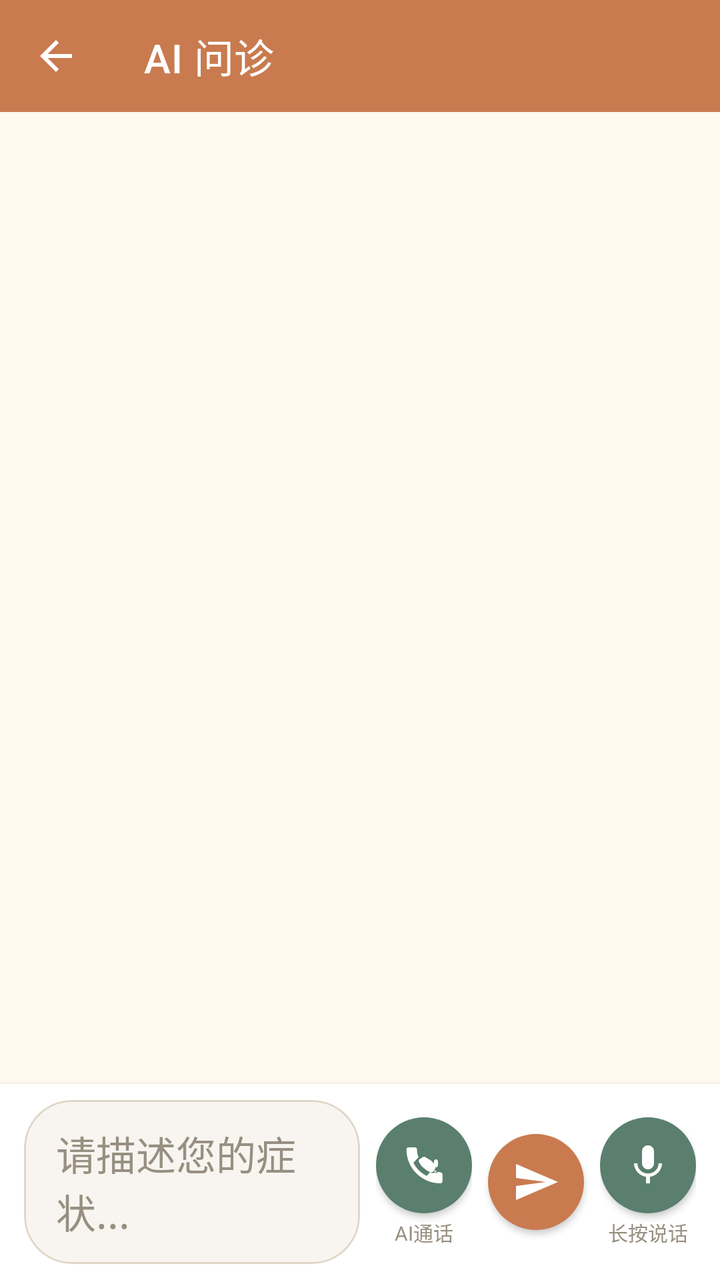
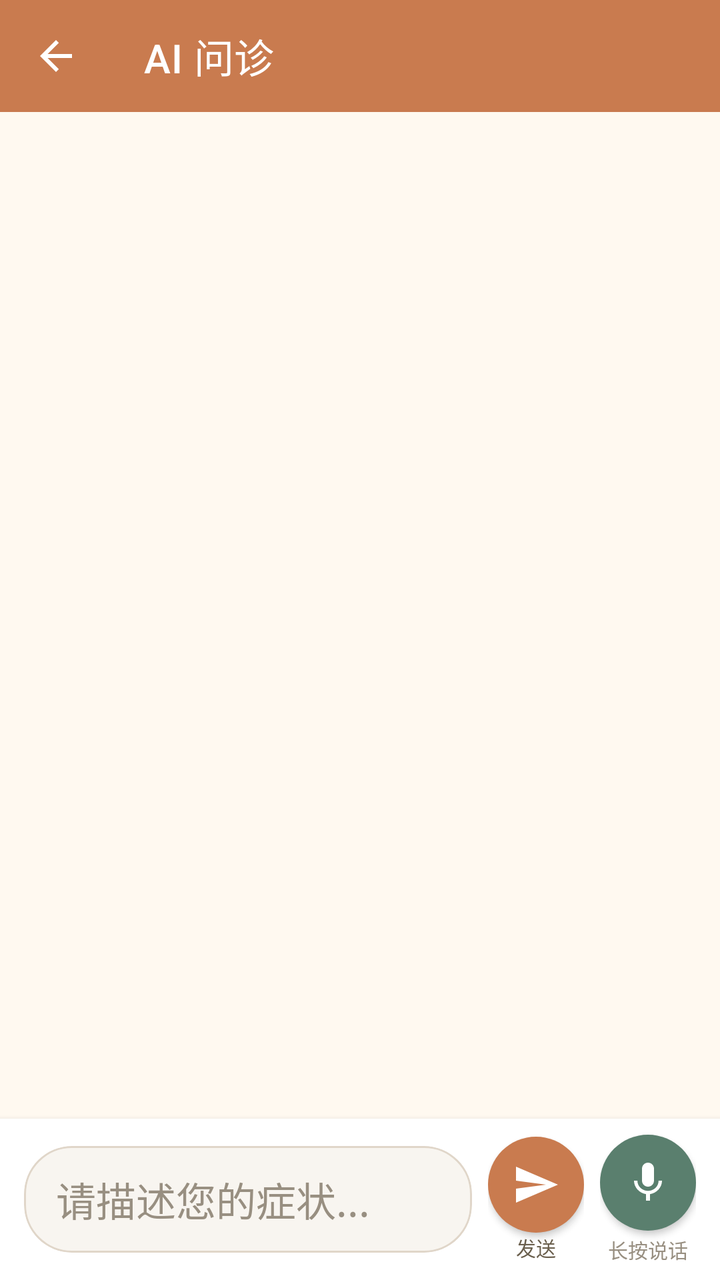

Screens rendered from an Android XML layout before and after an edit, with the pre-edit source and the edit as a unified diff.
<!-- AndroidManifest.xml: application theme Theme.YinFuApp -->
<!-- res/layout/fragment_ai_diagnosis.xml -->
<?xml version="1.0" encoding="utf-8"?>
<LinearLayout
    xmlns:android="http://schemas.android.com/apk/res/android"
    xmlns:app="http://schemas.android.com/apk/res-auto"
    android:layout_width="match_parent"
    android:layout_height="match_parent"
    android:orientation="vertical"
    android:background="@color/bg_page">

    <com.google.android.material.appbar.MaterialToolbar
        android:id="@+id/toolbar"
        android:layout_width="match_parent"
        android:layout_height="?attr/actionBarSize"
        android:background="@color/primary"
        app:navigationIcon="@drawable/back"
        app:navigationIconTint="@color/white"
        app:title="@string/ai_diagnosis"
        app:titleTextColor="@color/white"/>

    <androidx.recyclerview.widget.RecyclerView
        android:id="@+id/chat_recycler_view"
        android:layout_width="match_parent"
        android:layout_height="0dp"
        android:layout_weight="1"
        android:paddingHorizontal="@dimen/spacing_md"
        android:paddingBottom="@dimen/spacing_sm"/>

    <LinearLayout
        android:layout_width="match_parent"
        android:layout_height="wrap_content"
        android:orientation="horizontal"
        android:paddingHorizontal="12dp"
        android:paddingVertical="8dp"
        android:background="@color/card_background"
        android:elevation="4dp"
        android:gravity="center_vertical">

        <com.google.android.material.card.MaterialCardView
            android:layout_width="0dp"
            android:layout_height="wrap_content"
            android:layout_weight="1"
            app:cardBackgroundColor="@color/bg_light"
            app:cardCornerRadius="24dp"
            app:cardElevation="0dp"
            app:strokeWidth="1dp"
            app:strokeColor="@color/border">

            <EditText
                android:id="@+id/message_input"
                android:layout_width="match_parent"
                android:layout_height="wrap_content"
                android:paddingHorizontal="16dp"
                android:paddingVertical="12dp"
                android:textSize="@dimen/font_size_md"
                android:textColor="@color/text_primary"
                android:textColorHint="@color/text_hint"
                android:hint="请描述您的症状..."
                android:background="@android:color/transparent"
                android:inputType="textMultiLine"
                android:maxLines="4"
                android:minLines="1"/>

        </com.google.android.material.card.MaterialCardView>

        <LinearLayout
            android:id="@+id/call_button_container"
            android:layout_width="wrap_content"
            android:layout_height="wrap_content"
            android:layout_marginStart="8dp"
            android:orientation="vertical"
            android:gravity="center">

            <com.google.android.material.button.MaterialButton
                android:id="@+id/call_button"
                android:layout_width="48dp"
                android:layout_height="48dp"
                android:insetTop="0dp"
                android:insetBottom="0dp"
                app:icon="@drawable/ic_phone"
                app:iconGravity="textStart"
                app:iconPadding="0dp"
                app:iconSize="24dp"
                app:backgroundTint="@color/success"
                app:cornerRadius="24dp"/>

            <TextView
                android:id="@+id/call_hint"
                android:layout_width="wrap_content"
                android:layout_height="wrap_content"
                android:layout_marginTop="2dp"
                android:text="AI通话"
                android:textSize="10sp"
                android:textColor="@color/text_hint"
                android:visibility="visible"/>

        </LinearLayout>

        <com.google.android.material.button.MaterialButton
            android:id="@+id/send_button"
            android:layout_width="48dp"
            android:layout_height="48dp"
            android:layout_marginStart="8dp"
            android:insetTop="0dp"
            android:insetBottom="0dp"
            app:icon="@drawable/send_message"
            app:iconGravity="textStart"
            app:iconPadding="0dp"
            app:iconSize="24dp"
            app:backgroundTint="@color/primary"
            app:cornerRadius="24dp"/>

        <LinearLayout
            android:id="@+id/voice_button_container"
            android:layout_width="wrap_content"
            android:layout_height="wrap_content"
            android:layout_marginStart="8dp"
            android:orientation="vertical"
            android:gravity="center">

            <com.google.android.material.button.MaterialButton
                android:id="@+id/voice_button"
                android:layout_width="48dp"
                android:layout_height="48dp"
                android:insetTop="0dp"
                android:insetBottom="0dp"
                app:icon="@drawable/ic_mic"
                app:iconGravity="textStart"
                app:iconPadding="0dp"
                app:iconSize="24dp"
                app:backgroundTint="@color/secondary"
                app:cornerRadius="24dp"/>

            <TextView
                android:id="@+id/voice_hint"
                android:layout_width="wrap_content"
                android:layout_height="wrap_content"
                android:layout_marginTop="2dp"
                android:text="长按说话"
                android:textSize="10sp"
                android:textColor="@color/text_hint"
                android:visibility="visible"/>

        </LinearLayout>

    </LinearLayout>

    <LinearLayout
        android:id="@+id/call_status_container"
        android:layout_width="match_parent"
        android:layout_height="wrap_content"
        android:orientation="horizontal"
        android:paddingHorizontal="16dp"
        android:paddingVertical="12dp"
        android:background="@color/success"
        android:gravity="center"
        android:visibility="gone">

        <View
            android:id="@+id/call_indicator"
            android:layout_width="12dp"
            android:layout_height="12dp"
            android:background="@drawable/circle"/>

        <TextView
            android:id="@+id/call_status_text"
            android:layout_width="wrap_content"
            android:layout_height="wrap_content"
            android:layout_marginStart="8dp"
            android:text="通话中..."
            android:textColor="@color/white"
            android:textSize="14sp"/>

        <com.google.android.material.button.MaterialButton
            android:id="@+id/end_call_button"
            android:layout_width="wrap_content"
            android:layout_height="36dp"
            android:layout_marginStart="16dp"
            android:text="结束通话"
            android:textSize="12sp"
            app:backgroundTint="@color/danger"
            app:cornerRadius="18dp"/>

    </LinearLayout>

</LinearLayout>
<!-- resources referenced by this layout -->
<resources>
  <color name="bg_light">#F8F5F0</color>
  <color name="bg_page">#FFF9F0</color>
  <color name="border">#E0D6C9</color>
  <color name="card_background">#FFFFFF</color>
  <color name="danger">#B5544B</color>
  <color name="primary">#C97B4F</color>
  <color name="secondary">#5A7F6E</color>
  <color name="success">#5A7F6E</color>
  <color name="text_hint">#988F81</color>
  <color name="text_primary">#2D261E</color>
  <color name="white">#FFFFFF</color>
  <dimen name="font_size_md">20sp</dimen>
  <dimen name="spacing_md">20dp</dimen>
  <dimen name="spacing_sm">12dp</dimen>
  <!-- drawable back (drawable) -->
  <?xml version="1.0" encoding="utf-8"?>
  <vector xmlns:android="http://schemas.android.com/apk/res/android"
      android:width="24dp"
      android:height="24dp"
      android:viewportWidth="24"
      android:viewportHeight="24">
      <path
          android:fillColor="#FFFFFF"
          android:pathData="M20,11H7.83l5.59,-5.59L12,4l-8,8 8,8 1.41,-1.41L7.83,13H20v-2z"/>
  </vector>
  <!-- drawable ic_mic (drawable) -->
  <?xml version="1.0" encoding="utf-8"?>
  <vector xmlns:android="http://schemas.android.com/apk/res/android"
      android:width="24dp"
      android:height="24dp"
      android:viewportWidth="24"
      android:viewportHeight="24">
      <path
          android:fillColor="#FFFFFF"
          android:pathData="M12,14c1.66,0 2.99,-1.34 2.99,-3L15,5c0,-1.66 -1.34,-3 -3,-3S9,3.34 9,5v6c0,1.66 1.34,3 3,3zM17.3,11c0,3 -2.54,5.1 -5.3,5.1S6.7,14 6.7,11H5c0,3.41 2.72,6.23 6,6.72V21h2v-3.28c3.28,-0.48 6,-3.3 6,-6.72h-1.7z"/>
  </vector>
  <!-- drawable ic_phone (drawable) -->
  <?xml version="1.0" encoding="utf-8"?>
  <vector xmlns:android="http://schemas.android.com/apk/res/android"
      android:width="24dp"
      android:height="24dp"
      android:viewportWidth="24"
      android:viewportHeight="24">
      <path
          android:fillColor="#FFFFFF"
          android:pathData="M20.01,15.38c-1.23,0 -2.42,-0.2 -3.53,-0.56 -0.35,-0.12 -0.74,-0.03 -1.02,0.24l-2.2,2.2c-2.83,-1.44 -5.15,-3.75 -6.59,-6.59l2.2,-2.21c0.28,-0.26 0.36,-0.65 0.25,-1C8.7,6.45 8.5,5.26 8.5,4c0,-0.55 -0.45,-1 -1,-1H4.21c-0.55,0 -1,0.45 -1,1 0,9.39 7.61,17 17,17 0.55,0 1,-0.45 1,-1v-3.49c0,-0.55 -0.45,-1 -1,-1zM19,12c0,0.55 -0.45,1 -1,1s-1,-0.45 -1,-1v-2c0,-0.55 0.45,-1 1,-1s1,0.45 1,1v2zM17.63,15.37c-0.49,0.49 -1.62,0.63 -2.24,0.29 -0.62,-0.34 -2.57,-1.49 -2.57,-1.49 -0.41,-0.41 -0.62,-0.97 -0.56,-1.53 0.06,-0.56 0.39,-1.05 0.88,-1.31l1.78,-1.07c0.47,-0.28 1.07,-0.2 1.45,0.19 0.38,0.39 1.38,1.28 1.38,2.43 0,1.14 -0.99,2.03 -1.37,2.38 -0.37,0.35 -1.05,0.35 -1.58,0.04 -0.53,-0.31 -1.93,-1.11 -3.33,-2.32 -1.4,-1.21 -2.01,-2.79 -2.01,-2.79 -0.17,-0.44 -0.04,-0.95 0.31,-1.29l1.78,-1.07c0.39,-0.23 0.9,-0.17 1.24,0.15l2.89,1.73c0.47,0.28 0.59,0.89 0.27,1.35 -0.32,0.46 -1.24,1.26 -2.24,1.95 -0.35,0.24 -0.5,0.66 -0.38,1.03 0.12,0.37 0.48,0.62 0.87,0.62l3.43,0c0.55,0 1,0.45 1,1 0,0.13 -0.02,0.25 -0.06,0.36z"/>
  </vector>
  <!-- drawable send_message (drawable) -->
  <?xml version="1.0" encoding="utf-8"?>
  <vector xmlns:android="http://schemas.android.com/apk/res/android"
      android:width="24dp"
      android:height="24dp"
      android:viewportWidth="24"
      android:viewportHeight="24">
      <path
          android:fillColor="#FFFFFF"
          android:pathData="M2.01,21L23,12 2.01,3 2,10l15,2 -15,2z"/>
  </vector>
  <string name="ai_diagnosis">AI 问诊</string>
  <color name="primary_dark">#B96B3F</color>
  <color name="accent">#B5544B</color>
  <!-- unchanged entries left out for length: 2 -->
</resources>

<!-- the commit's change to res/layout/fragment_ai_diagnosis.xml (unified diff, before → after) -->
@@ -68,7 +68,8 @@
             android:layout_height="wrap_content"
             android:layout_marginStart="8dp"
             android:orientation="vertical"
-            android:gravity="center">
+            android:gravity="center"
+            android:visibility="gone">
 
             <com.google.android.material.button.MaterialButton
                 android:id="@+id/call_button"
@@ -76,7 +77,7 @@
                 android:layout_height="48dp"
                 android:insetTop="0dp"
                 android:insetBottom="0dp"
-                app:icon="@drawable/ic_phone"
+                app:icon="@drawable/ic_phone_1"
                 app:iconGravity="textStart"
                 app:iconPadding="0dp"
                 app:iconSize="24dp"
@@ -95,19 +96,34 @@
 
         </LinearLayout>
 
-        <com.google.android.material.button.MaterialButton
-            android:id="@+id/send_button"
-            android:layout_width="48dp"
-            android:layout_height="48dp"
-            android:layout_marginStart="8dp"
-            android:insetTop="0dp"
-            android:insetBottom="0dp"
-            app:icon="@drawable/send_message"
-            app:iconGravity="textStart"
-            app:iconPadding="0dp"
-            app:iconSize="24dp"
-            app:backgroundTint="@color/primary"
-            app:cornerRadius="24dp"/>
+        <LinearLayout
+            android:layout_width="wrap_content"
+            android:layout_height="wrap_content"
+            android:layout_marginStart="8dp"
+            android:orientation="vertical"
+            android:gravity="center">
+
+            <com.google.android.material.button.MaterialButton
+                android:id="@+id/send_button"
+                android:layout_width="48dp"
+                android:layout_height="48dp"
+                android:insetTop="0dp"
+                android:insetBottom="0dp"
+                app:icon="@drawable/send_message"
+                app:iconGravity="textStart"
+                app:iconPadding="0dp"
+                app:iconSize="24dp"
+                app:backgroundTint="@color/primary"
+                app:cornerRadius="24dp"/>
+
+            <TextView
+                android:layout_width="wrap_content"
+                android:layout_height="wrap_content"
+                android:text="@string/send"
+                android:textSize="10sp"
+                android:textColor="@color/text_secondary"/>
+
+        </LinearLayout>
 
         <LinearLayout
             android:id="@+id/voice_button_container"
<!-- resource entries referenced after the edit -->
@@ -10,6 +10,7 @@
   <color name="success">#5A7F6E</color>
   <color name="text_hint">#988F81</color>
   <color name="text_primary">#2D261E</color>
+  <color name="text_secondary">#6A5F4D</color>
   <color name="white">#FFFFFF</color>
   <dimen name="font_size_md">20sp</dimen>
   <dimen name="spacing_md">20dp</dimen>
@@ -36,17 +37,7 @@
           android:fillColor="#FFFFFF"
           android:pathData="M12,14c1.66,0 2.99,-1.34 2.99,-3L15,5c0,-1.66 -1.34,-3 -3,-3S9,3.34 9,5v6c0,1.66 1.34,3 3,3zM17.3,11c0,3 -2.54,5.1 -5.3,5.1S6.7,14 6.7,11H5c0,3.41 2.72,6.23 6,6.72V21h2v-3.28c3.28,-0.48 6,-3.3 6,-6.72h-1.7z"/>
   </vector>
-  <!-- drawable ic_phone (drawable) -->
-  <?xml version="1.0" encoding="utf-8"?>
-  <vector xmlns:android="http://schemas.android.com/apk/res/android"
-      android:width="24dp"
-      android:height="24dp"
-      android:viewportWidth="24"
-      android:viewportHeight="24">
-      <path
-          android:fillColor="#FFFFFF"
-          android:pathData="M20.01,15.38c-1.23,0 -2.42,-0.2 -3.53,-0.56 -0.35,-0.12 -0.74,-0.03 -1.02,0.24l-2.2,2.2c-2.83,-1.44 -5.15,-3.75 -6.59,-6.59l2.2,-2.21c0.28,-0.26 0.36,-0.65 0.25,-1C8.7,6.45 8.5,5.26 8.5,4c0,-0.55 -0.45,-1 -1,-1H4.21c-0.55,0 -1,0.45 -1,1 0,9.39 7.61,17 17,17 0.55,0 1,-0.45 1,-1v-3.49c0,-0.55 -0.45,-1 -1,-1zM19,12c0,0.55 -0.45,1 -1,1s-1,-0.45 -1,-1v-2c0,-0.55 0.45,-1 1,-1s1,0.45 1,1v2zM17.63,15.37c-0.49,0.49 -1.62,0.63 -2.24,0.29 -0.62,-0.34 -2.57,-1.49 -2.57,-1.49 -0.41,-0.41 -0.62,-0.97 -0.56,-1.53 0.06,-0.56 0.39,-1.05 0.88,-1.31l1.78,-1.07c0.47,-0.28 1.07,-0.2 1.45,0.19 0.38,0.39 1.38,1.28 1.38,2.43 0,1.14 -0.99,2.03 -1.37,2.38 -0.37,0.35 -1.05,0.35 -1.58,0.04 -0.53,-0.31 -1.93,-1.11 -3.33,-2.32 -1.4,-1.21 -2.01,-2.79 -2.01,-2.79 -0.17,-0.44 -0.04,-0.95 0.31,-1.29l1.78,-1.07c0.39,-0.23 0.9,-0.17 1.24,0.15l2.89,1.73c0.47,0.28 0.59,0.89 0.27,1.35 -0.32,0.46 -1.24,1.26 -2.24,1.95 -0.35,0.24 -0.5,0.66 -0.38,1.03 0.12,0.37 0.48,0.62 0.87,0.62l3.43,0c0.55,0 1,0.45 1,1 0,0.13 -0.02,0.25 -0.06,0.36z"/>
-  </vector>
+  <!-- drawable ic_phone_1: png bitmap (drawable, 2741 bytes) -->
   <!-- drawable send_message (drawable) -->
   <?xml version="1.0" encoding="utf-8"?>
   <vector xmlns:android="http://schemas.android.com/apk/res/android"
@@ -59,6 +50,7 @@
           android:pathData="M2.01,21L23,12 2.01,3 2,10l15,2 -15,2z"/>
   </vector>
   <string name="ai_diagnosis">AI 问诊</string>
+  <string name="send">发送</string>
   <color name="primary_dark">#B96B3F</color>
   <color name="accent">#B5544B</color>
   <!-- unchanged entries left out for length: 2 -->
